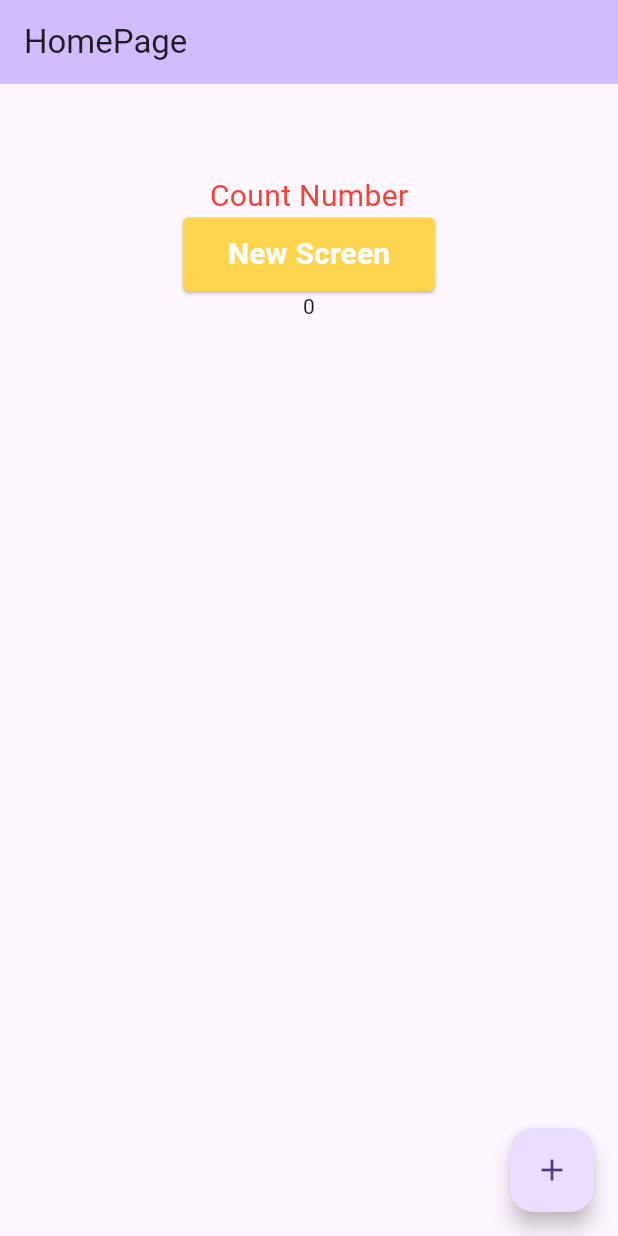
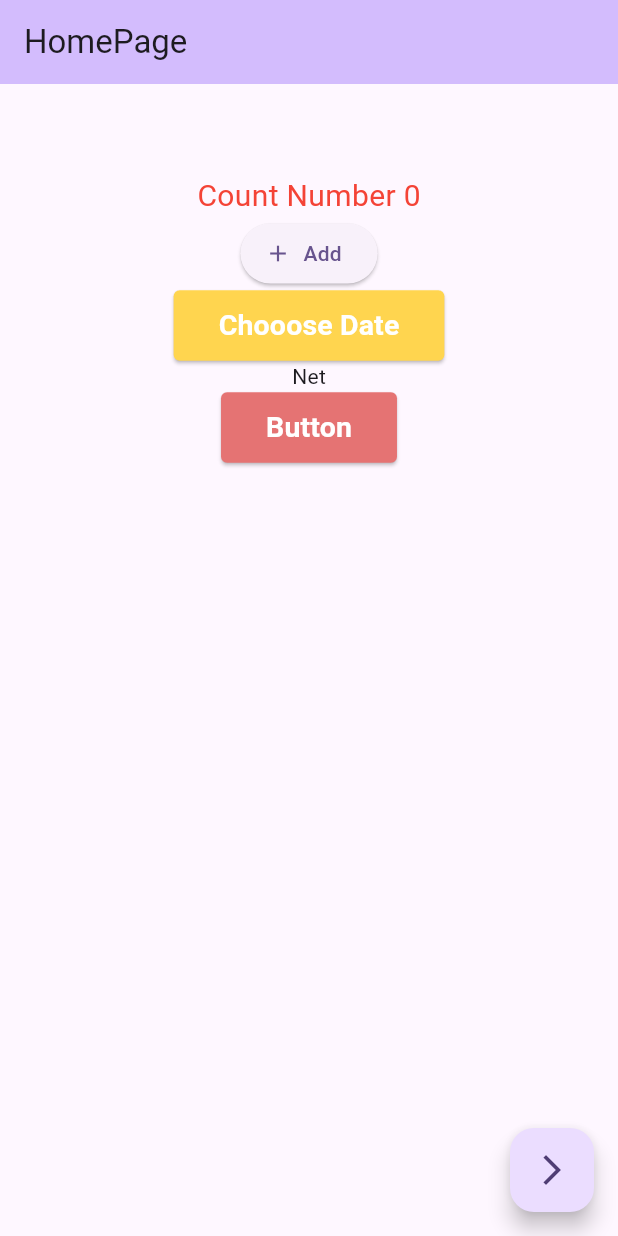
Before and after one commit to SaiyaladPS/BCTAPP, a Flutter app: the screen it shows after launch, on a phone screen of 412 x 824 dp. Run offline on Flutter 3.47's test engine with Material 2 defaults, Android fonts, the phone set to English and light mode, and no system bars; missing offline and left inert: dart:js.

Commit message:
16/11/2023

```diff
--- a/lib/Router/router.dart
+++ b/lib/Router/router.dart
@@ -1,13 +1,21 @@
+import 'dart:js';
+
 import 'package:bct/screen/MyHomePage.dart';
+import 'package:bct/screen/buttons.dart';
+import 'package:bct/screen/curdatetime.dart';
 import 'package:bct/screen/new_screen.dart';
 import 'package:flutter/material.dart';
 
 class AppRouter {
   static const home = '';
   static const newscreen = 'newscreen';
+  static const curdatetime = 'curdatetime';
+  static const button = 'button';
 
   static get all => <String, WidgetBuilder>{
         home: (context) => const MyHomePage(),
-        newscreen: (context) => const NewScreen()
+        newscreen: (context) => const NewScreen(),
+        curdatetime: (context) => const Curdatetime(),
+        button: (context) => const Buttons(),
       };
 }
--- a/lib/screen/MyHomePage.dart
+++ b/lib/screen/MyHomePage.dart
@@ -22,11 +22,20 @@ class _MyHomePageState extends State<MyHomePage> {
         // ignore: avoid_unnecessary_containers
         child: Container(
           child: Column(children: [
-            const Center(
+            Center(
               child: Text(
-                "Count Number",
+                "Count Number ${number.toString()}",
                 style: TextStyle(fontSize: 20, color: Colors.red),
               ),
+            ),
+            ElevatedButton.icon(
+              label: Text("Add"),
+              onPressed: () {
+                setState(() {
+                  number++;
+                });
+              },
+              icon: Icon(Icons.add),
             ),
             ElevatedButton(
               style: ElevatedButton.styleFrom(
@@ -36,27 +45,43 @@ class _MyHomePageState extends State<MyHomePage> {
                   shape: RoundedRectangleBorder(
                       borderRadius: BorderRadius.circular(4.0))),
               onPressed: () {
-                Navigator.pushNamed(context, AppRouter.newscreen);
+                Navigator.pushNamed(context, AppRouter.curdatetime);
               },
               child: const Text(
-                "New Screen",
+                "Chooose Date",
                 style: TextStyle(
                     color: Colors.white,
                     fontWeight: FontWeight.bold,
-                    fontSize: 20),
+                    fontSize: 19),
               ),
             ),
-            Text(number.toString()),
+            Text("Net"),
+            ElevatedButton(
+              style: ElevatedButton.styleFrom(
+                  padding: const EdgeInsets.symmetric(
+                      vertical: 10.0, horizontal: 30.0),
+                  backgroundColor: Colors.red[300],
+                  shape: RoundedRectangleBorder(
+                      borderRadius: BorderRadius.circular(4.0))),
+              onPressed: () {
+                Navigator.pushNamed(context, AppRouter.button);
+              },
+              child: const Text(
+                "Button",
+                style: TextStyle(
+                    color: Colors.white,
+                    fontWeight: FontWeight.bold,
+                    fontSize: 19),
+              ),
+            ),
           ]),
         ),
       ),
       floatingActionButton: FloatingActionButton(
         onPressed: () {
-          setState(() {
-            number++;
-          });
+          Navigator.pushNamed(context, AppRouter.newscreen);
         },
-        child: const Icon(Icons.add),
+        child: const Icon(Icons.arrow_forward_ios),
       ),
     );
   }
```
Also changed, not shown: lib/screen/buttons.dart (added, +46 -0 lines), lib/screen/curdatetime.dart (added, +39 -0 lines), 1 other file.
